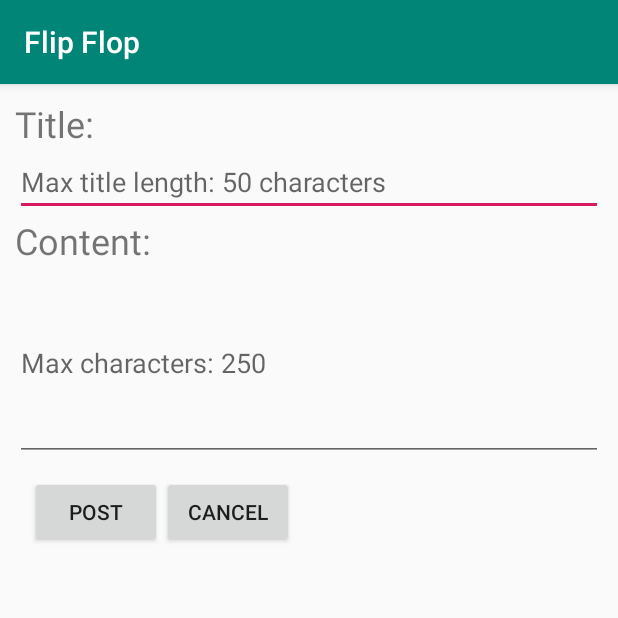
After one commit to DatLombardo/MobileDevices-FlipFlop, an Android app: the AddPostActivity screen opened directly, with no data from a screen before it, on a phone screen of 412 x 824 dp, the top half of it. The commit adds this screen. Run offline under Robolectric (Android 15) with nearby library versions, the phone set to English and light mode, and no system bars.

Commit message:
Added icons and user registration
-Added icons for upvote and downvote
-Registration now submits user info correctly to database
-Added launchLogin, launchRegistration, and launchAddPost for MainActivity

```diff
--- /dev/null
+++ b/FlipFlop/app/src/main/java/ca/uoit/flip_flop/flipflop/AddPostActivity.java
@@ -0,0 +1,58 @@
+package ca.uoit.flip_flop.flipflop;
+
+import android.content.Intent;
+import android.support.v7.app.AppCompatActivity;
+import android.os.Bundle;
+
+import android.support.v7.app.AppCompatActivity;
+import android.os.Bundle;
+import android.view.View;
+import android.widget.Button;
+import android.widget.EditText;
+import android.widget.TextView;
+
+public class AddPostActivity extends AppCompatActivity {
+
+    public EditText postTitle;
+    public EditText postContent;
+    public Button cancelBtn;
+    public Button postBtn;
+
+    @Override
+    protected void onCreate(Bundle savedInstanceState) {
+        super.onCreate(savedInstanceState);
+        setContentView(R.layout.activity_add_post);
+
+        cancelBtn = (Button)findViewById(R.id.cancelBtn);
+        postBtn = (Button)findViewById(R.id.postBtn);
+        postTitle = (EditText)findViewById(R.id.add_post_title);
+        postContent = (EditText)findViewById(R.id.add_post_content);
+    }
+
+    /**
+     * addPost
+     * Submits post to database
+     *
+     * @param view
+     */
+    public void addPost(View view){
+        String addPostTitle = postTitle.getText().toString();
+        String addPostContent = postContent.getText().toString();
+
+        int userId = getIntent().getIntExtra("user_id", 0);
+        Intent data = new Intent();
+        data.putExtra("post_title", addPostTitle);
+        data.putExtra("post_content", addPostContent);
+        data.putExtra("user_id", userId);
+
+        setResult(RESULT_OK, data);
+    }
+
+    /**
+     * cancelPost
+     * Returns to previous screen
+     *
+     * @param view
+     */
+    public void cancelPost(View view) {finish();}
+}
--- a/FlipFlop/app/src/main/java/ca/uoit/flip_flop/flipflop/LoginActivity.java
+++ b/FlipFlop/app/src/main/java/ca/uoit/flip_flop/flipflop/LoginActivity.java
@@ -1,7 +1,9 @@
 package ca.uoit.flip_flop.flipflop;
 
+import android.content.Intent;
 import android.support.v7.app.AppCompatActivity;
 import android.os.Bundle;
+import android.view.View;
 import android.widget.Button;
 import android.widget.EditText;
 
@@ -23,4 +25,8 @@ public class LoginActivity extends AppCompatActivity {
         cancelBtn = (Button)findViewById(R.id.login_cancel_button);
 
     }
+
+    public void cancelLogin(View view){finish();}
+
+    public void doLogin(View view) {}
 }
--- a/FlipFlop/app/src/main/java/ca/uoit/flip_flop/flipflop/ShowDiscussionBoardActivity.java
+++ b/FlipFlop/app/src/main/java/ca/uoit/flip_flop/flipflop/ShowDiscussionBoardActivity.java
@@ -34,6 +34,12 @@ public class ShowDiscussionBoardActivity extends AppCompatActivity {
         LinearLayoutManager layoutManager = new LinearLayoutManager(this);
         recyclerView.setLayoutManager(layoutManager);
         recyclerView.setAdapter(new ShowDiscussionBoardActivity.CommentAdapter(comments));
+    }
+
+    public void cancelComment(View view){finish();}
+
+    public void postComment(View view){
+
     }
 
     public class CommentAdapter extends
--- /dev/null
+++ b/FlipFlop/app/src/main/res/layout/activity_add_post.xml
@@ -0,0 +1,66 @@
+<?xml version="1.0" encoding="utf-8"?>
+<RelativeLayout xmlns:android="http://schemas.android.com/apk/res/android"
+    xmlns:app="http://schemas.android.com/apk/res-auto"
+    xmlns:tools="http://schemas.android.com/tools"
+    android:layout_width="match_parent"
+    android:layout_height="match_parent"
+    tools:context=".AddPostActivity">
+
+    <LinearLayout
+        android:layout_width="match_parent"
+        android:layout_height="match_parent"
+        android:orientation="vertical"
+        android:padding="10dp">
+
+        <TextView
+            android:layout_width="match_parent"
+            android:layout_height="wrap_content"
+            android:textSize="24dp"
+            android:text="@string/post_title"/>
+
+        <EditText
+            android:id="@+id/add_post_title"
+            android:layout_width="match_parent"
+            android:layout_height="wrap_content"
+            android:maxLength="50"
+            android:hint="@string/post_title_prompt"/>
+
+        <TextView
+            android:layout_width="match_parent"
+            android:layout_height="wrap_content"
+            android:textSize="24dp"
+            android:text="@string/post_content"/>
+
+        <EditText
+            android:id="@+id/add_post_content"
+            android:layout_width="match_parent"
+            android:layout_height="wrap_content"
+            android:hint="@string/post_content_prompt"
+            android:minLines="5"
+            android:maxLines="5"
+            android:maxLength="250"/>
+
+        <LinearLayout
+            android:layout_width="match_parent"
+            android:layout_height="wrap_content"
+            android:orientation="horizontal"
+            android:padding="10dp">
+
+            <Button
+                android:id="@+id/postBtn"
+                android:layout_width="wrap_content"
+                android:layout_height="wrap_content"
+                android:text="@string/post_button"
+                android:onClick="addPost"/>
+
+            <Button
+                android:id="@+id/cancelBtn"
+                android:layout_width="wrap_content"
+                android:layout_height="wrap_content"
+                android:text="@string/cancel_button"
+                android:onClick="cancelPost"/>
+
+        </LinearLayout>
+    </LinearLayout>
+
+</RelativeLayout>
--- a/FlipFlop/app/src/main/res/layout/activity_login.xml
+++ b/FlipFlop/app/src/main/res/layout/activity_login.xml
@@ -45,12 +45,16 @@
             android:id="@+id/login_button"
             android:layout_width="wrap_content"
             android:layout_height="wrap_content"
+            android:layout_weight="1"
+            android:onClick="doLogin"
             android:text="@string/login_button"/>
 
         <Button
             android:id="@+id/login_cancel_button"
             android:layout_width="wrap_content"
             android:layout_height="wrap_content"
+            android:layout_weight="1"
+            android:onClick="cancelLogin"
             android:text="@string/cancel_button"/>
     </LinearLayout>
 
--- a/FlipFlop/app/src/main/res/layout/activity_show_discussion_board.xml
+++ b/FlipFlop/app/src/main/res/layout/activity_show_discussion_board.xml
@@ -89,12 +89,14 @@
                         <Button
                             android:layout_width="wrap_content"
                             android:layout_height="wrap_content"
+                            android:onClick="postComment"
                             android:text="@string/post_comment"/>
 
 
                         <Button
                             android:layout_width="wrap_content"
                             android:layout_height="wrap_content"
+                            android:onClick="cancelComment"
                             android:text="@string/cancel_comment"/>
 
 
--- a/FlipFlop/app/src/main/res/values/strings.xml
+++ b/FlipFlop/app/src/main/res/values/strings.xml
@@ -16,4 +16,9 @@
     <string name="cancel_button">Cancel</string>
     <string name="login_prompt">Login</string>
     <string name="register_prompt">Register</string>
+    <string name="post_content">Content: </string>
+    <string name="post_title_prompt">Max title length: 50 characters</string>
+    <string name="post_content_prompt">Max characters: 250</string>
+    <string name="post_button">Post</string>
+    <string name="comment_content_prompt">Max comment length: 250 characters</string>
 </resources>
```
Also changed, not shown: FlipFlop/app/src/main/AndroidManifest.xml (+8 -4 lines), FlipFlop/app/src/main/java/ca/uoit/flip_flop/flipflop/MainActivity.java (+59 -3 lines), FlipFlop/app/src/main/java/ca/uoit/flip_flop/flipflop/RegisterActivity.java (+61 -0 lines), FlipFlop/app/src/main/res/layout/activity_register.xml (+10 -10 lines), FlipFlop/app/src/main/res/layout/board_preview_card.xml (+12 -28 lines), FlipFlop/app/src/main/res/menu/mainmenu.xml (+8 -1 lines), FlipFlop/app/src/main/res/drawable/addicon.png (added), FlipFlop/app/src/main/res/drawable/down_vote.png (added), FlipFlop/app/src/main/res/drawable/up_vote.png (added).
